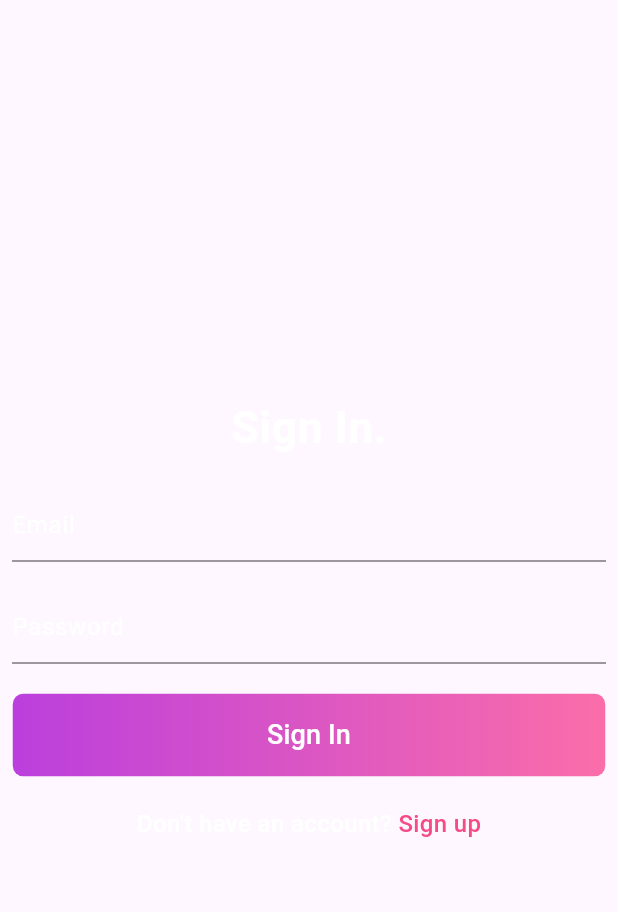
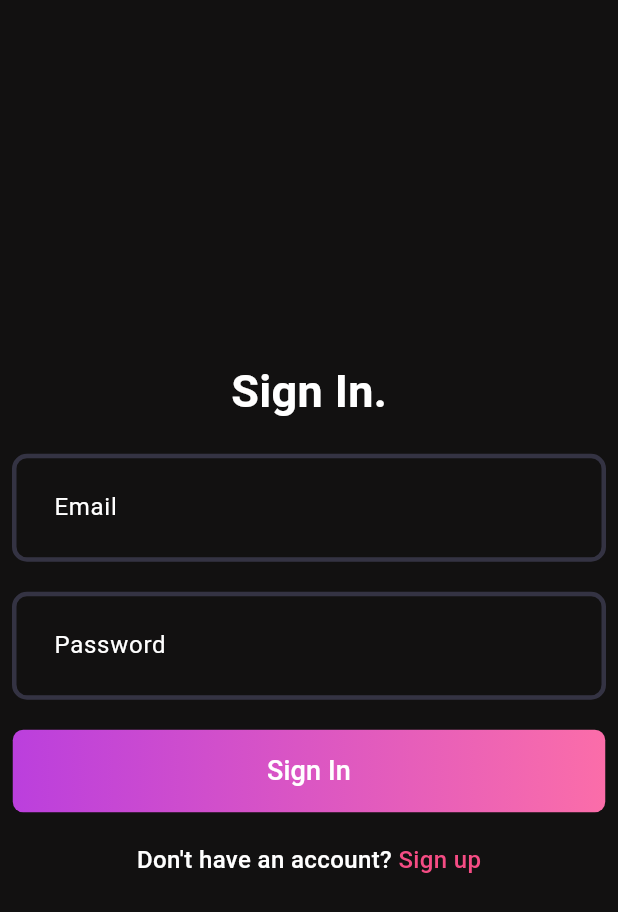
Before and after one commit to rashidflutterDev/clean_architecture_template, a Flutter app: the screen it shows after launch, after a tap on "Sign In", on a phone screen of 412 x 824 dp. Shown: the top 912 px of the screen. Run offline on Flutter 3.47's test engine with Material 3 defaults, Android fonts, the phone set to English and light mode, and no system bars; our stand-ins replace flutter_bloc, fpdart, supabase, supabase_flutter; accounts and stored records are empty; network calls fail.

Commit message:
sign up functionlaity added ...

```diff
--- a/lib/core/theme/app_theme.dart
+++ b/lib/core/theme/app_theme.dart
@@ -0,0 +1,29 @@
+import 'package:clean_architecture_template/core/theme/app_pallete.dart';
+import 'package:flutter/material.dart';
+
+class AppTheme {
+  static OutlineInputBorder _border(Color color) => OutlineInputBorder(
+        borderRadius: BorderRadius.circular(10),
+        borderSide: BorderSide(
+          width: 3,
+          color: color,
+        ),
+      );
+  // static ThemeData lightTheme = ThemeData(
+  //   brightness: Brightness.light,
+  //   useMaterial3: true,
+  //   colorScheme: ColorScheme.fromSeed(
+  //     seedColor: const Color.fromARGB(255, 18, 17, 17),
+  //     brightness: Brightness.light,
+  //   ),
+  // );
+  static ThemeData darkTheme = ThemeData.dark().copyWith(
+      inputDecorationTheme: InputDecorationTheme(
+        contentPadding: const EdgeInsets.all(24),
+        enabledBorder: _border(Pallete.borderColor),
+        focusedBorder: _border(Pallete.gradient3),
+      ),
+      scaffoldBackgroundColor: const Color.fromARGB(255, 18, 17, 17),
+      bottomNavigationBarTheme: const BottomNavigationBarThemeData(
+          backgroundColor: Pallete.backgroundColor));
+}
--- /dev/null
+++ b/lib/features/auth/domain/usecases/sign_in_usecase.dart
@@ -0,0 +1,23 @@
+import 'package:clean_architecture_template/core/error/app_failure.dart';
+import 'package:clean_architecture_template/core/usecase/usecase.dart';
+import 'package:clean_architecture_template/features/auth/domain/repository/auth_repository.dart';
+import 'package:fpdart/fpdart.dart';
+
+class SignInUseCase implements UseCase<String, SignInUseCaseParams> {
+  final AuthRepository authRepository;
+  SignInUseCase({required this.authRepository});
+  @override
+  Future<Either<AppFailure, String>> call(SignInUseCaseParams params) async {
+    return await authRepository.signInWithEmailPassword(
+        email: params.email, password: params.password);
+  }
+}
+
+class SignInUseCaseParams {
+  final String email;
+  final String password;
+  SignInUseCaseParams({
+    required this.email,
+    required this.password,
+  });
+}
--- a/lib/features/auth/domain/usecases/sign_up_usecase.dart
+++ b/lib/features/auth/domain/usecases/sign_up_usecase.dart
@@ -1,4 +1,4 @@
-import 'package:clean_architecture_template/features/auth/domain/usecases/entities/repositories/auth_remote_repository.dart';
+import 'package:clean_architecture_template/features/auth/domain/repository/auth_repository.dart';
 import 'package:clean_architecture_template/core/error/app_failure.dart';
 import 'package:clean_architecture_template/core/usecase/usecase.dart';
 import 'package:fpdart/fpdart.dart';
--- a/lib/features/auth/presentaion/screens/sign_in_screen.dart
+++ b/lib/features/auth/presentaion/screens/sign_in_screen.dart
@@ -1,7 +1,12 @@
+import 'package:clean_architecture_template/core/utils/show_snackbar.dart';
+import 'package:clean_architecture_template/core/widgets/loader.dart';
+import 'package:clean_architecture_template/features/auth/presentaion/bloc/auth_bloc.dart';
 import 'package:clean_architecture_template/features/auth/presentaion/screens/sign_up_screen.dart';
 import 'package:clean_architecture_template/features/auth/presentaion/widgets/custom_text_field.dart';
 import 'package:clean_architecture_template/features/auth/presentaion/widgets/gradient_button.dart';
+import 'package:clean_architecture_template/features/home/home_screen.dart';
 import 'package:flutter/material.dart';
+import 'package:flutter_bloc/flutter_bloc.dart';
 
 class SignInScreen extends StatefulWidget {
   static router() => MaterialPageRoute(builder: (ctx) => const SignInScreen());
@@ -32,7 +37,22 @@ class _SignInScreenState extends State<SignInScreen> {
         child: Padding(
           padding: const EdgeInsets.all(8.0),
           child: SingleChildScrollView(
-            child: Form(
+            child: BlocConsumer<AuthBloc, AuthState>(
+              listener: (context, state) {
+                if (state is AuthFailure) {
+                  showSnackBar(context, state.message);
+                } else if (state is AuthSuccess) {
+                  Navigator.pushAndRemoveUntil(
+                      context,
+                      MaterialPageRoute(builder: (_) => const HomeScreen()),
+                      (route) => false);
+                }
+              },
+              builder: (context, state) {
+                if (state is AuthLoading) {
+                  return const Loader();
+                }
+                return Form(
                   key: formKey,
                   child: Column(
                     children: [
@@ -60,7 +80,15 @@ class _SignInScreenState extends State<SignInScreen> {
                       GradientButton(
                         buttonText: 'Sign In',
                         onPressed: () {
-                      singnInUser();
+                          // singnInUser();
+                          if (formKey.currentState!.validate()) {
+                            BlocProvider.of<AuthBloc>(context).add(
+                              AuthSignInEvent(
+                                email: emailController.text,
+                                password: passwordController.text,
+                              ),
+                            );
+                          }
                         },
                       ),
                       const SizedBox(
@@ -100,6 +128,8 @@ class _SignInScreenState extends State<SignInScreen> {
                       )
                     ],
                   ),
+                );
+              },
             ),
           ),
         ),
--- a/lib/features/auth/presentaion/screens/sign_up_screen.dart
+++ b/lib/features/auth/presentaion/screens/sign_up_screen.dart
@@ -37,7 +37,6 @@ class _SignUpScreenState extends State<SignUpScreen> {
       body: Center(
         child: Padding(
           padding: const EdgeInsets.all(8.0),
-          child: SingleChildScrollView(
           child: BlocConsumer<AuthBloc, AuthState>(
             listener: (context, state) {
               if (state is AuthFailure) {
@@ -53,7 +52,8 @@ class _SignUpScreenState extends State<SignUpScreen> {
               if (state is AuthLoading) {
                 return const Loader();
               }
-                return Column(
+              return SingleChildScrollView(
+                child: Column(
                   children: [
                     // const SizedBox(height: 200),
                     const Text(
@@ -131,9 +131,9 @@ class _SignUpScreenState extends State<SignUpScreen> {
                       ],
                     )
                   ],
+                ),
               );
             },
-            ),
           ),
         ),
       ),
--- a/lib/main.dart
+++ b/lib/main.dart
@@ -1,11 +1,12 @@
 import 'package:clean_architecture_template/core/secretes/app_secetes.dart';
+import 'package:clean_architecture_template/core/theme/app_theme.dart';
 import 'package:clean_architecture_template/features/auth/data/datasources/auth_remote_data_source.dart';
-import 'package:clean_architecture_template/features/auth/data/repository/auth_repository_impl.dart';
+import 'package:clean_architecture_template/features/auth/data/repositories/auth_repository_impl.dart';
+import 'package:clean_architecture_template/features/auth/domain/usecases/sign_in_usecase.dart';
 import 'package:clean_architecture_template/features/auth/domain/usecases/sign_up_usecase.dart';
 import 'package:clean_architecture_template/features/auth/presentaion/bloc/auth_bloc.dart';
 import 'package:clean_architecture_template/features/auth/presentaion/screens/sign_up_screen.dart';
 import 'package:flutter_bloc/flutter_bloc.dart';
-
 import 'package:supabase_flutter/supabase_flutter.dart';
 
 import 'package:flutter/material.dart';
@@ -21,10 +22,20 @@ void main() async {
   runApp(MultiBlocProvider(
     providers: [
       BlocProvider(
-        create: (context) => AuthBloc(SignUpUsecase(
+        create: (context) => AuthBloc(
+          SignUpUsecase(
             authRepository: AuthRepositoryImpl(
-                authRemoteDataSource:
-                    AuthRemoteDataSourceImpl(Supabase.instance.client)))),
+              authRemoteDataSource:
+                  AuthRemoteDataSourceImpl(Supabase.instance.client),
+            ),
+          ),
+          SignInUseCase(
+            authRepository: AuthRepositoryImpl(
+              authRemoteDataSource:
+                  AuthRemoteDataSourceImpl(Supabase.instance.client),
+            ),
+          ),
+        ),
       )
     ],
     child: const MyApp(),
@@ -37,11 +48,9 @@ class MyApp extends StatelessWidget {
   @override
   Widget build(BuildContext context) {
     return MaterialApp(
-        title: 'Flutter Demo',
-        theme: ThemeData(
-          colorScheme: ColorScheme.fromSeed(seedColor: Colors.deepPurple),
-          useMaterial3: true,
-        ),
+        debugShowCheckedModeBanner: false,
+        title: 'Clean architecture template',
+        theme: AppTheme.darkTheme,
         home: const SignUpScreen());
   }
 }
```
Also changed, not shown: lib/features/auth/data/datasources/auth_remote_data_source.dart (+13 -3 lines), lib/features/auth/data/repositories/auth_repository_impl.dart (renamed from lib/features/auth/data/repository/auth_repository_impl.dart, +10 -4 lines), lib/features/auth/presentaion/bloc/auth_bloc.dart (+15 -1 lines), lib/features/auth/domain/repository/auth_repository.dart (renamed from lib/features/auth/domain/usecases/entities/repositories/auth_remote_repository.dart). Lines whose indentation alone changed are shown as unchanged.
